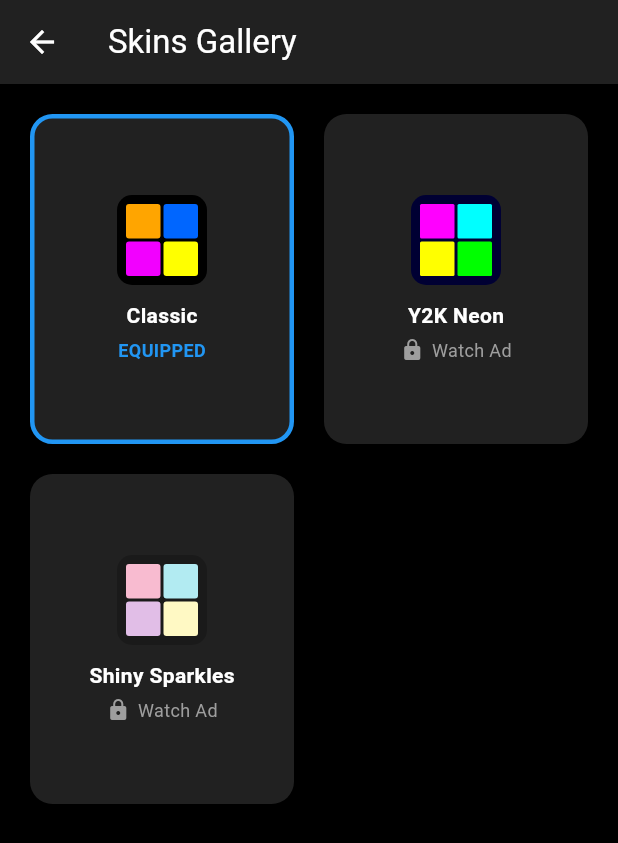
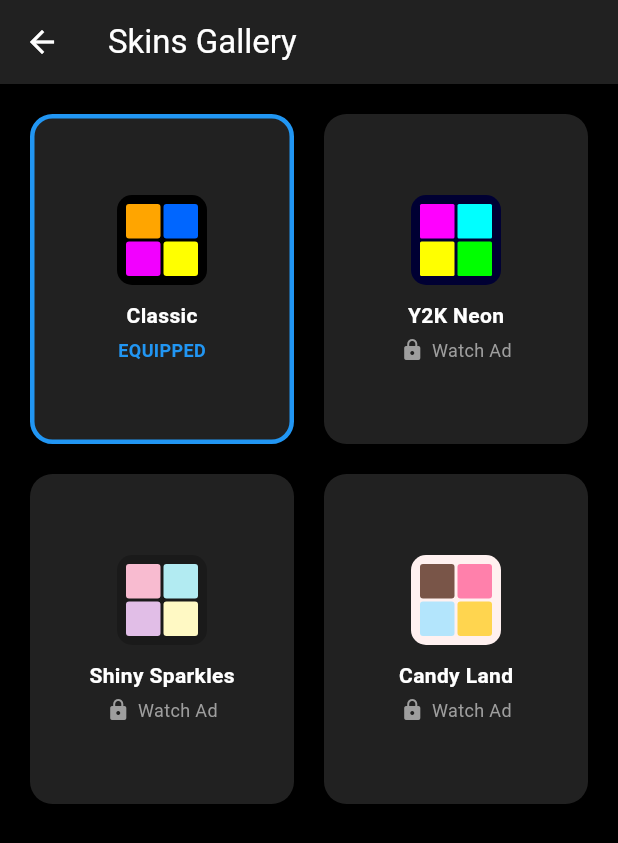
Before and after one commit to chloeyeo/flutter-tetris, a Flutter app: the screen it shows after launch, after a tap on "HOLD", after a tap on "SKINS", on a phone screen of 412 x 824 dp. Shown: the top 843 px of the screen. Run offline on Flutter 3.47's test engine with Material 3 defaults, Android fonts, the phone set to English and light mode, and no system bars; our stand-ins replace google_mobile_ads, shared_preferences; network calls fail.

Commit message:
Implement Legendary 'Candy Land' emoji skin

```diff
--- a/lib/board.dart
+++ b/lib/board.dart
@@ -1,6 +1,7 @@
 import 'dart:async';
 import 'dart:math';
 
+import 'package:flutter/gestures.dart';
 import 'package:flutter/material.dart';
 import 'package:flutter/services.dart';
 import 'package:tetris/piece.dart';
@@ -63,7 +64,7 @@ class _GameBoardState extends State<GameBoard> {
   // Touch Accumulators for smooth movement
   double _horizontalAccumulator = 0;
   double _verticalAccumulator = 0;
-  final double _moveThreshold = 10; // Distance in pixels to move 1 block
+  final double _moveThreshold = 1.5; // Distance in pixels to move 1 block
 
   @override
   void initState() {
@@ -684,6 +685,7 @@ class _GameBoardState extends State<GameBoard> {
                                     return Pixel(
                                       color: currentSkin.colors[currentPiece.type] ?? currentPiece.color,
                                       skinType: currentSkin.type,
+                                      emoji: currentSkin.emojis?[currentPiece.type],
                                     );
                                   }
                                   // if it's the ghost piece, draw it
@@ -691,6 +693,7 @@ class _GameBoardState extends State<GameBoard> {
                                     return Pixel(
                                       color: (currentSkin.colors[currentPiece.type] ?? currentPiece.color).withAlpha(76), // ~0.3 opacity
                                       skinType: currentSkin.type,
+                                      emoji: currentSkin.emojis?[currentPiece.type],
                                     );
                                   }
                                   // if there's a landed piece at this coordinate, draw it
@@ -701,6 +704,7 @@ class _GameBoardState extends State<GameBoard> {
                                       color: currentSkin.colors[tetrominoType] ??
                                           Colors.white,
                                       skinType: currentSkin.type,
+                                      emoji: currentSkin.emojis?[tetrominoType],
                                     );
                                   }
                                   // otherwise, it is just an empty space.
--- a/lib/piece_preview.dart
+++ b/lib/piece_preview.dart
@@ -37,6 +37,14 @@ class PiecePreview extends StatelessWidget {
                   color: skin.colors[type] ?? Colors.white,
                   borderRadius: BorderRadius.circular(2),
                 ),
+                child: skin.emojis?[type] != null
+                    ? Center(
+                        child: Text(
+                          skin.emojis![type]!,
+                          style: TextStyle(fontSize: cellSize * 0.6),
+                        ),
+                      )
+                    : null,
               ),
             );
           }).toList(),
--- a/lib/pixel.dart
+++ b/lib/pixel.dart
@@ -4,11 +4,13 @@ import 'skins.dart';
 class Pixel extends StatelessWidget {
   final Color color;
   final SkinType skinType;
+  final String? emoji; // [NEW] Optional emoji for legendary skins
 
   const Pixel({
     super.key,
     required this.color,
     this.skinType = SkinType.classic,
+    this.emoji,
   });
 
   @override
@@ -25,7 +27,14 @@ class Pixel extends StatelessWidget {
         ),
       ),
       margin: const EdgeInsets.all(1),
-      child: skinType == SkinType.sparkle
+      child: emoji != null
+          ? Center(
+              child: Text(
+                emoji!,
+                style: const TextStyle(fontSize: 14),
+              ),
+            )
+          : skinType == SkinType.sparkle
               ? Stack(
                   children: [
                     Positioned(
--- a/lib/skins.dart
+++ b/lib/skins.dart
@@ -5,12 +5,14 @@ enum SkinType {
   classic,
   y2k,
   sparkle,
+  candy,
 }
 
 class TetrisSkin {
   final SkinType type;
   final String name;
   final Map<Tetromino, Color> colors;
+  final Map<Tetromino, String>? emojis; // [NEW] Added for emoji skins
   final Color backgroundColor;
   final Color gridLineColor;
   final Color emptyColor;
@@ -19,6 +21,7 @@ class TetrisSkin {
     required this.type,
     required this.name,
     required this.colors,
+    this.emojis,
     required this.backgroundColor,
     required this.gridLineColor,
     required this.emptyColor,
@@ -67,12 +70,40 @@ class TetrisSkin {
     emptyColor: const Color(0xFF222222),
   );
 
+  static TetrisSkin candy = TetrisSkin(
+    type: SkinType.candy,
+    name: "Candy Land",
+    emojis: {
+      Tetromino.I: "🍫", // Chocolate Bar
+      Tetromino.L: "🍰", // Strawberry Cake
+      Tetromino.J: "🍦", // Soft Ice Cream
+      Tetromino.O: "🍩", // Donut
+      Tetromino.S: "🍬", // Candy
+      Tetromino.Z: "🍭", // Lollipop
+      Tetromino.T: "🧁", // Cupcake
+    },
+    colors: {
+      Tetromino.I: const Color(0xFF795548), // Brown
+      Tetromino.L: const Color(0xFFFF80AB), // Pink
+      Tetromino.J: const Color(0xFFB3E5FC), // Blue
+      Tetromino.O: const Color(0xFFFFD54F), // Yellow
+      Tetromino.S: const Color(0xFFA5D6A7), // Green
+      Tetromino.Z: const Color(0xFFFFAB91), // Orange
+      Tetromino.T: const Color(0xFFCE93D8), // Purple
+    },
+    backgroundColor: const Color(0xFFFFF1F0), // Soft Pinkish White
+    gridLineColor: Colors.pink.withAlpha(40),
+    emptyColor: const Color(0xFFFFFFFF),
+  );
+
   static TetrisSkin getSkin(SkinType type) {
     switch (type) {
       case SkinType.y2k:
         return y2k;
       case SkinType.sparkle:
         return sparkle;
+      case SkinType.candy:
+        return candy;
       case SkinType.classic:
         return classic;
     }
```
Lines whose indentation alone changed are shown as unchanged.
